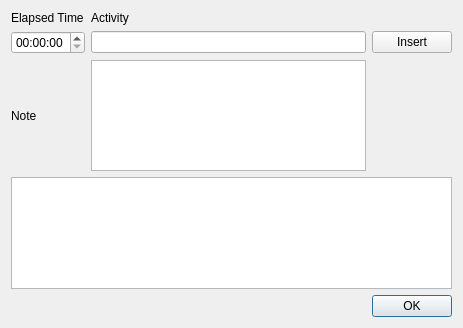
First picture: the form in dialogtask.ui, repository BackupTheBerlios/qbadgetask, before the edit.
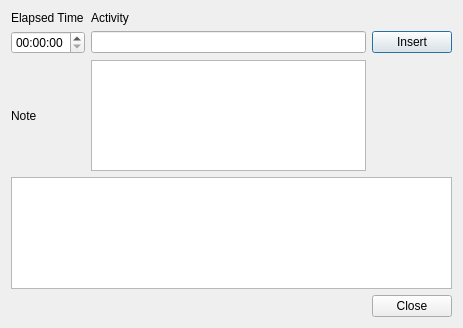
Second picture: the form after the edit.

```diff
--- a/dialogtask.ui
+++ b/dialogtask.ui
@@ -68,7 +68,7 @@
       <enum>Qt::Horizontal</enum>
      </property>
      <property name="standardButtons">
-      <set>QDialogButtonBox::Ok</set>
+      <set>QDialogButtonBox::Close</set>
      </property>
     </widget>
    </item>
```
